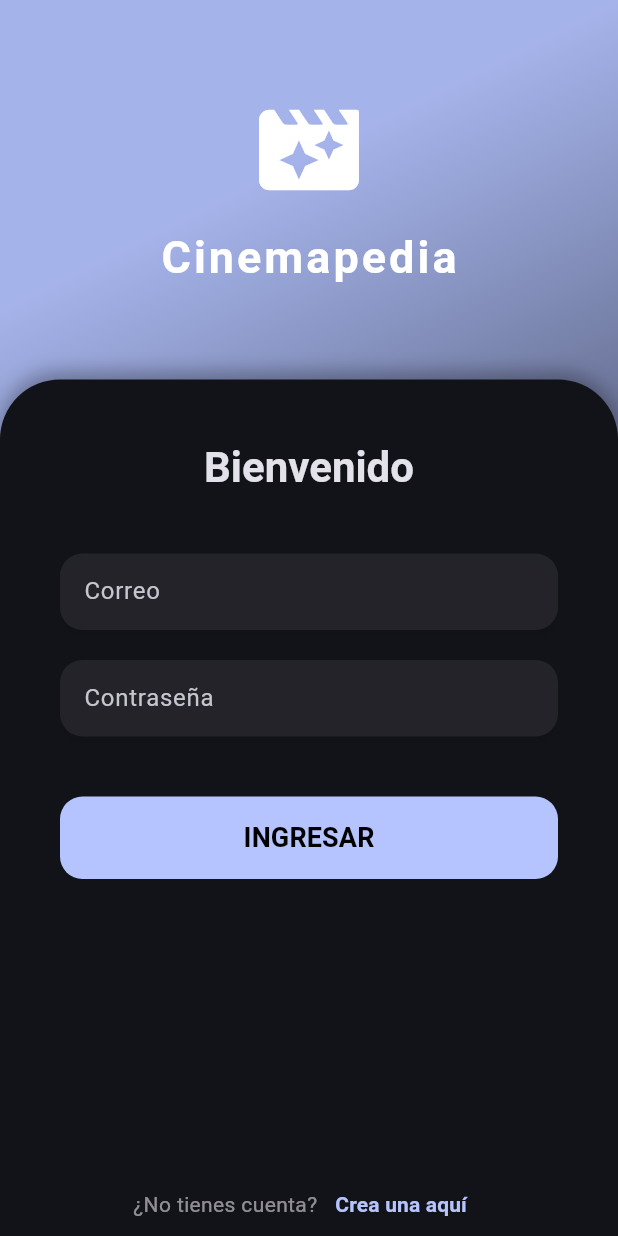
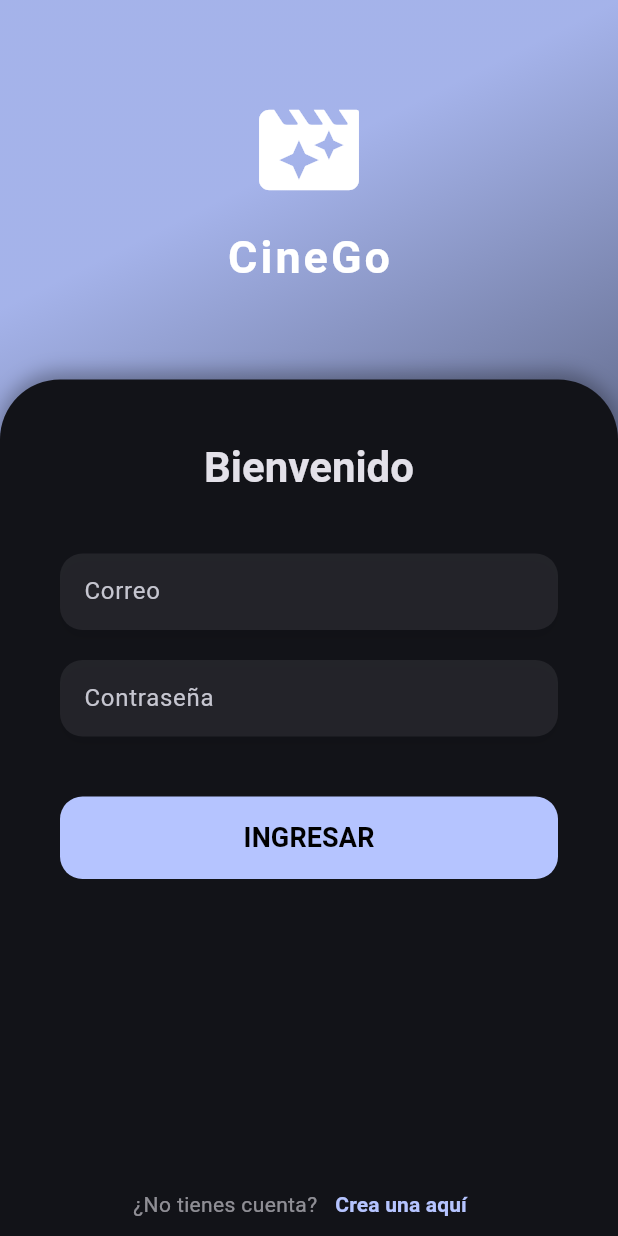
Before and after one commit to alexisbaca25/cinego, a Flutter app: the screen it shows after launch, on a phone screen of 412 x 824 dp. Run offline on Flutter 3.47's test engine with Material 3 defaults, Android fonts, the phone set to English and light mode, and no system bars; our stand-ins replace animate_do, card_swiper, cloud_firestore, dio, firebase_auth, firebase_core and 4 more; accounts and stored records are empty.

Commit message:
arreglo de nombre de app

```diff
--- a/lib/presentation/screens/auth/login_screen.dart
+++ b/lib/presentation/screens/auth/login_screen.dart
@@ -54,7 +54,7 @@ class _LoginView extends StatelessWidget {
           const Icon( Icons.movie_filter_rounded, color: Colors.white, size: 80 ),
           const SizedBox( height: 10 ),
           const Text(
-            'Cinemapedia',
+            'CineGo',
             style: TextStyle(
               fontSize: 30,
               color: Colors.white,
--- a/lib/presentation/widgets/movies/movie_horizontal_listview.dart
+++ b/lib/presentation/widgets/movies/movie_horizontal_listview.dart
@@ -178,8 +178,8 @@ class _Title extends StatelessWidget {
     final titleStyle = Theme.of(context).textTheme.titleLarge;
 
     return Container(
-      padding: EdgeInsets.only(top: 10),
-      margin: EdgeInsets.symmetric(horizontal: 10),
+      padding: EdgeInsets.only(top: 9),
+      margin: EdgeInsets.symmetric(horizontal: 5),
       child: Row(
         children: [
           if (title != null) Text(title!, style: titleStyle),
```
Also changed, not shown: pubspec.lock.
